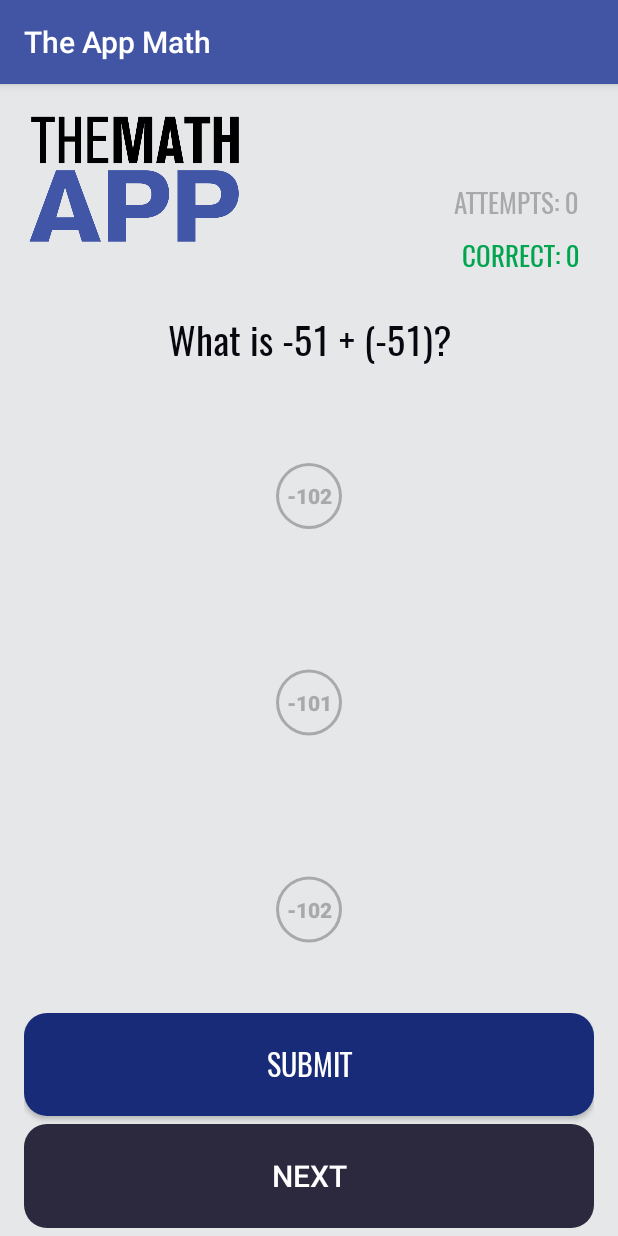
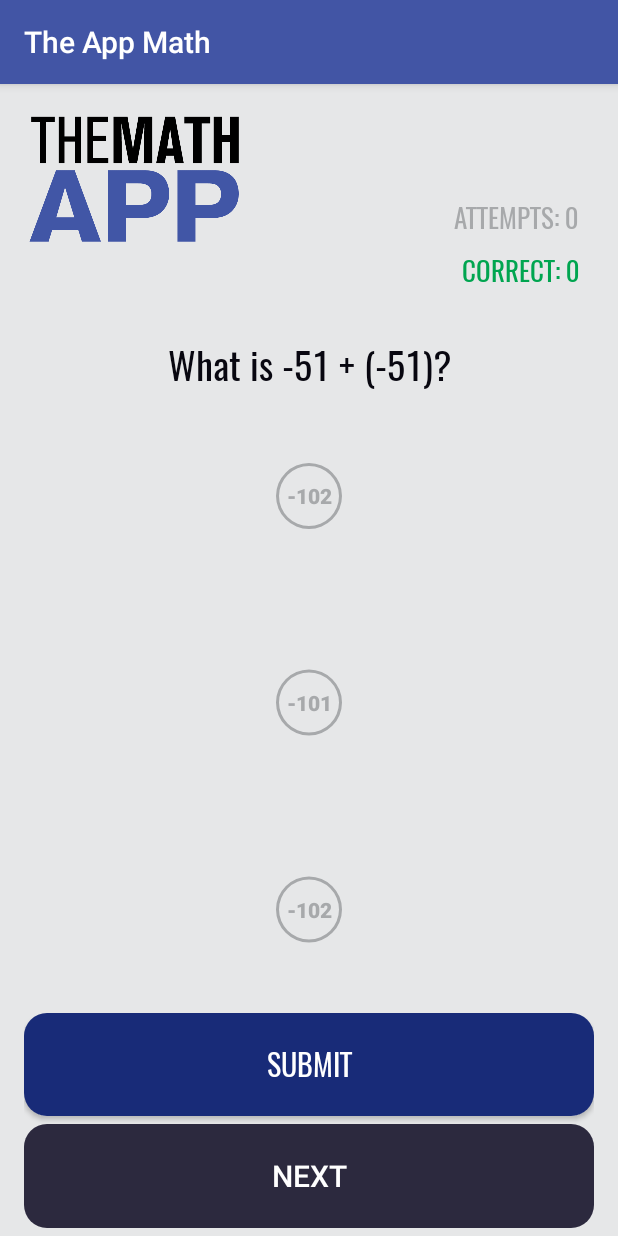
Before and after one commit to JaviMera/Quiz-App-Extended, an Android app: the screen it shows after launch (QuizActivity), on a phone screen of 412 x 824 dp. Run offline under Robolectric (Android 15) with nearby library versions, the phone set to English and light mode, and no system bars.

Commit message:
Added a bottom alignment to Question Text view

```diff
--- a/app/src/main/res/values/styles.xml
+++ b/app/src/main/res/values/styles.xml
@@ -16,7 +16,6 @@
 
     <style name="CorrectTextView" parent="TextViewBase">
         <item name="android:textColor">@color/correctAnswerColor</item>
-        <item name="android:layout_marginBottom">@dimen/score_text_view_margin</item>
         <item name="android:layout_marginRight">@dimen/score_text_view_margin</item>
     </style>
 
@@ -31,7 +30,7 @@
         <item name="android:layout_height">0dp</item>
         <item name="android:textColor">@color/questionColor</item>
         <item name="android:textSize">@dimen/question_text_view_text_size</item>
-        <item name="android:gravity">center</item>
+        <item name="android:gravity">center|bottom</item>
     </style>
 
     <!-- Custom Answer Buttons -->
```
